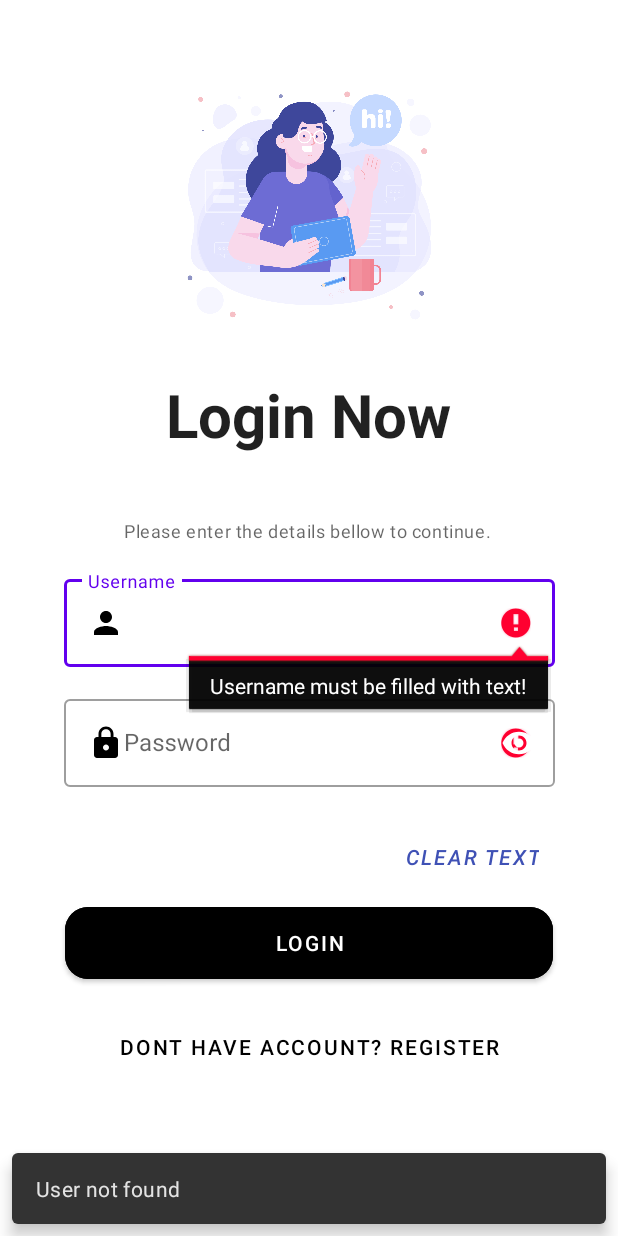
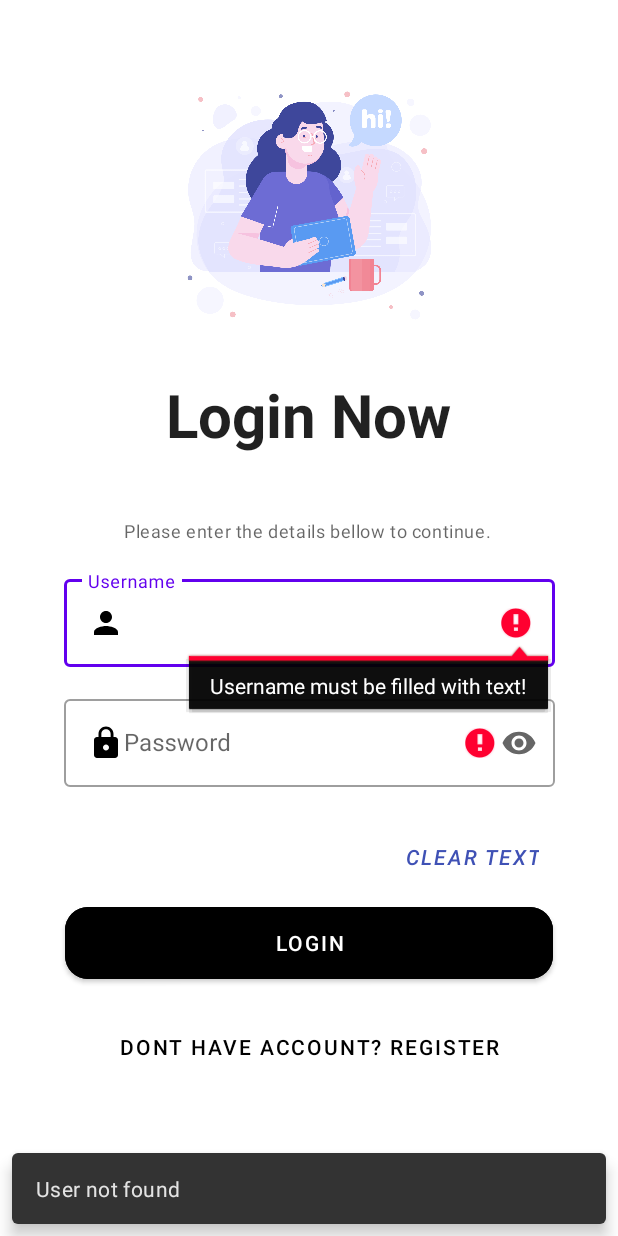
Before and after one commit to GtFoBAE05/TugasBesarPBP, an Android app: the screen it shows after launch (LoginPage), after a tap on "LOGIN", on a phone screen of 412 x 824 dp. Run offline under Robolectric (Android 15) with nearby library versions, the phone set to English and light mode, and no system bars; 1 statement that could not run was skipped; 1 other tap on this screen came first.

Commit message:
Selesai login page dan register page

```diff
--- a/app/src/main/java/com/example/tugasbesarpbp/LoginInfo.kt
+++ b/app/src/main/java/com/example/tugasbesarpbp/LoginInfo.kt
@@ -4,9 +4,13 @@ class LoginInfo(var username: String, var password: String, var email:String, va
 
     companion object{
         @JvmField
-        var listOfLogin = arrayOf(
-            LoginInfo("admin", "admin", "admin", "admin", "admin")
+        val listOfLogin = mutableListOf(
+            LoginInfo("admin", "admin", "admin", "admin", "admin"),
+            LoginInfo("budi", "budi", "budi", "budi", "budi"),
         )
+//        val listOfLogin = arrayOf(
+//            LoginInfo("admin", "admin", "admin", "admin", "admin")
+//        )
     }
 
 }
--- a/app/src/main/java/com/example/tugasbesarpbp/LoginPage.kt
+++ b/app/src/main/java/com/example/tugasbesarpbp/LoginPage.kt
@@ -10,6 +10,7 @@ import androidx.appcompat.app.AppCompatActivity
 import androidx.constraintlayout.widget.ConstraintLayout
 import com.google.android.material.snackbar.Snackbar
 import com.google.android.material.textfield.TextInputEditText
+import com.google.android.material.textfield.TextInputLayout
 
 class LoginPage : AppCompatActivity() {
     private lateinit var mainLayout: ConstraintLayout
@@ -19,20 +20,32 @@ class LoginPage : AppCompatActivity() {
 
     private lateinit var btnClear: Button
     private lateinit var btnLogin: Button
-    private lateinit var btnRegister: Button
-
+    private lateinit var btnToRegisterPage: Button
 
     override fun onCreate(savedInstanceState: Bundle?) {
         super.onCreate(savedInstanceState)
         supportActionBar?.hide()
         setContentView(R.layout.activity_login_page)
 
+
         mainLayout=findViewById(R.id.mainLayout)
+
         tietUsername=findViewById(R.id.tietUsernameLogin)
         tietPassword=findViewById(R.id.tietPasswordLogin)
+
         btnClear=findViewById(R.id.btnClear)
-        btnRegister=findViewById(R.id.btnRegister)
+        btnToRegisterPage=findViewById(R.id.btnToRegister)
         btnLogin=findViewById(R.id.btnLogin)
+
+
+        val lastActivity= intent.getStringExtra("from")
+
+        if(lastActivity.equals("register")){
+            val bundle: Bundle=intent.getBundleExtra("log")!!
+
+            tietUsername.setText(bundle.getString("username"))
+            tietPassword.setText(bundle.getString("password"))
+        }
 
         btnClear.setOnClickListener {
             tietUsername.setText("")
@@ -41,7 +54,7 @@ class LoginPage : AppCompatActivity() {
             Snackbar.make(mainLayout,"Text Cleared Success", Snackbar.LENGTH_LONG).show()
         }
 
-        btnRegister.setOnClickListener {
+        btnToRegisterPage.setOnClickListener {
             val intent= Intent(this, RegisterPage::class.java)
             startActivity(intent)
         }
@@ -61,15 +74,9 @@ class LoginPage : AppCompatActivity() {
                 checkLogin=false
             }
 
-//            if(username=="admin" && password=="admin") checkLogin=true
-//
-//            if(username!="admin" && password!="admin"){
-//                Snackbar.make(mainLayout,"User not found", Snackbar.LENGTH_LONG).show()
-//            }
-
             for (item in LoginInfo.listOfLogin){
-                if(item.username==username)  {
-                    if(item.password==password){
+                if(item.username.equals(username))  {
+                    if(item.password.equals(password)){
                         checkLogin=true
                         break
                     }
@@ -84,6 +91,6 @@ class LoginPage : AppCompatActivity() {
 
         }
 
+    }
 
-    }
 }
--- a/app/src/main/res/layout/activity_login_page.xml
+++ b/app/src/main/res/layout/activity_login_page.xml
@@ -78,14 +78,14 @@
         app:layout_constraintEnd_toEndOf="parent"
         app:layout_constraintStart_toStartOf="parent"
         app:layout_constraintTop_toBottomOf="@+id/editTextUsernameLogin"
-        app:layout_constraintVertical_bias="0.0"
-        app:passwordToggleEnabled="false">
+        app:layout_constraintVertical_bias="0.0">
 
         <com.google.android.material.textfield.TextInputEditText
             android:id="@+id/tietPasswordLogin"
             android:layout_width="match_parent"
             android:layout_height="wrap_content"
             android:drawableStart="@drawable/ic_baseline_lock_24"
+            android:paddingEnd="40dp"
             android:inputType="textPassword" />
 
     </com.google.android.material.textfield.TextInputLayout>
@@ -123,7 +123,7 @@
         app:layout_constraintVertical_bias="0.01999998" />
 
     <Button
-        android:id="@+id/btnRegister"
+        android:id="@+id/btnToRegister"
         style="@style/Widget.MaterialComponents.Button.TextButton"
         android:layout_width="wrap_content"
         android:layout_height="wrap_content"
```
Also changed, not shown: app/src/main/java/com/example/tugasbesarpbp/RegisterPage.kt (+92 -1 lines), app/src/main/res/layout/activity_register_page.xml (+8 -4 lines).
